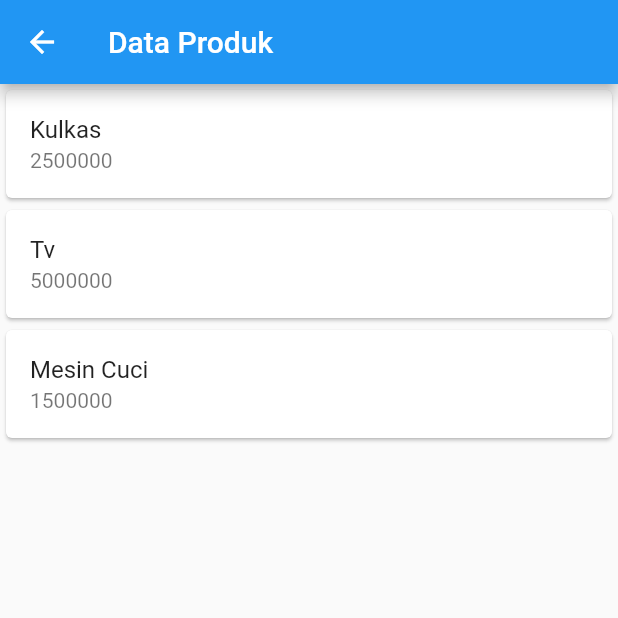
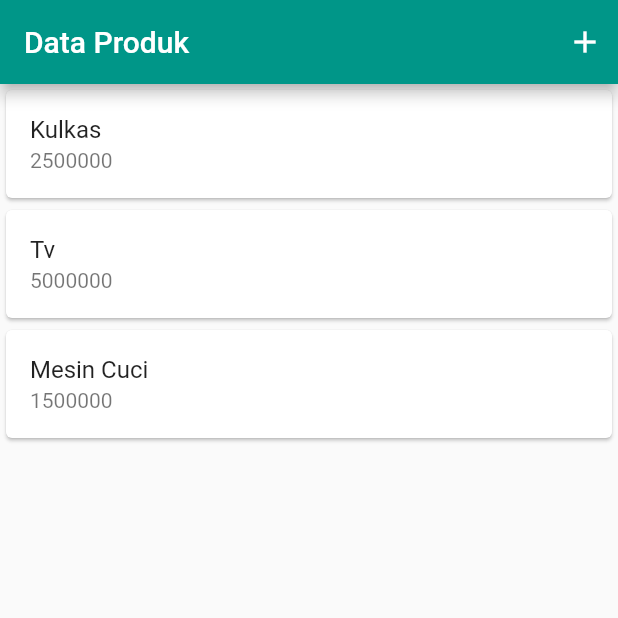
Before and after one commit to alfarissy040/kuliah, a Flutter app: the ProdukPage screen opened directly, on a phone screen of 412 x 824 dp, the top half of it. Run offline on Flutter 3.47's test engine with Material 2 defaults, Android fonts, the phone set to English and light mode, and no system bars.

```diff
--- a/lib/ui/ProdukPage.dart
+++ b/lib/ui/ProdukPage.dart
@@ -1,4 +1,6 @@
 import "package:flutter/material.dart";
+import 'package:flutter_pertamaku/ui/ProdukDetail.dart';
+import 'package:flutter_pertamaku/ui/ProdukForm.dart';
 
 class ProdukPage extends StatefulWidget {
   @override
@@ -9,29 +11,56 @@
   @override
   Widget build(BuildContext context) {
     return Scaffold(
-      appBar: AppBar(title: Text("Data Produk")),
+      appBar: AppBar(
+        backgroundColor: Colors.teal,
+        title: Text("Data Produk"),
+        actions: [
+          GestureDetector(
+            child: Container(
+              margin: EdgeInsets.fromLTRB(0, 0, 10, 0),
+              child: Icon(Icons.add),
+            ),
+            onTap: () async {
+              Navigator.push(context,
+                  new MaterialPageRoute(builder: (context) => ProdukForm()));
+            },
+          )
+        ],
+      ),
       body: ListView(
-        children: const [
-          Card(
-            child: ListTile(
-              title: Text("Kulkas"),
-              subtitle: Text("2500000"),
-            ),
-          ),
-          Card(
-            child: ListTile(
-              title: Text("Tv"),
-              subtitle: Text("5000000"),
-            ),
-          ),
-          Card(
-            child: ListTile(
-              title: Text("Mesin Cuci"),
-              subtitle: Text("1500000"),
-            ),
-          ),
+        children: [
+          ItemProduk(KodeProduk: "111", NamaProduk: "Kulkas", Harga: 2500000),
+          ItemProduk(KodeProduk: "112", NamaProduk: "Tv", Harga: 5000000),
+          ItemProduk(
+              KodeProduk: "113", NamaProduk: "Mesin Cuci", Harga: 1500000),
         ],
       ),
     );
   }
 }
+
+class ItemProduk extends StatelessWidget {
+  final String KodeProduk, NamaProduk;
+  final int Harga;
+  ItemProduk(
+      {required this.KodeProduk,
+      required this.NamaProduk,
+      required this.Harga});
+
+  @override
+  Widget build(BuildContext context) {
+    return GestureDetector(
+      child: Card(
+        child: ListTile(
+          title: Text(NamaProduk),
+          subtitle: Text(Harga.toString()),
+        ),
+      ),
+      onTap: () async {
+        Navigator.of(context).push(new MaterialPageRoute(
+            builder: (context) => ProdukDetail(
+                kodeProduk: KodeProduk, namaProduk: NamaProduk, harga: Harga)));
+      },
+    );
+  }
+}
```
Also changed, not shown: lib/main.dart (+8 -5 lines), lib/ui/ProdukDetail.dart (+18 -4 lines), lib/ui/ProdukForm.dart (+32 -18 lines), 1 other file.
